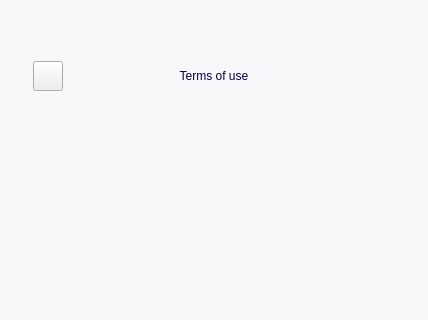
First picture: the form in forms/ui/documentpopup.ui, repository demlabs-cellframe/dap-ui-sdk, before the edit; both pictures show x 0 to 428 and y 0 to 320 of the 428 by 929 pixel window.
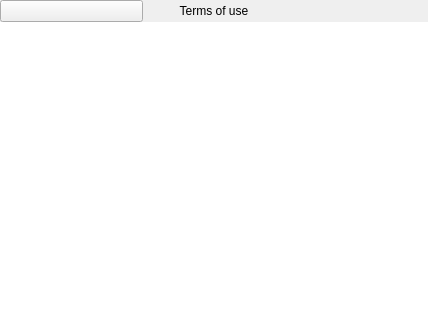
Second picture: the form after the edit. Custom widgets are drawn as their Qt base class.

Commit message: added documentpopup.ui scaling. added widget textedit.

Patch:
```diff
--- a/forms/ui/documentpopup.ui
+++ b/forms/ui/documentpopup.ui
@@ -13,6 +13,48 @@
   <property name="windowTitle">
    <string>Form</string>
   </property>
+  <layout class="QHBoxLayout" name="horizontalLayout">
+   <property name="spacing">
+    <number>0</number>
+   </property>
+   <property name="leftMargin">
+    <number>0</number>
+   </property>
+   <property name="topMargin">
+    <number>0</number>
+   </property>
+   <property name="rightMargin">
+    <number>0</number>
+   </property>
+   <property name="bottomMargin">
+    <number>0</number>
+   </property>
+   <item>
+    <widget class="KelGuiWidget" name="Background">
+     <property name="cssStyle">
+      <string>backgroundcolor</string>
+     </property>
+     <layout class="QHBoxLayout" name="horizontalLayout_2">
+      <property name="spacing">
+       <number>0</number>
+      </property>
+      <property name="leftMargin">
+       <number>0</number>
+      </property>
+      <property name="topMargin">
+       <number>0</number>
+      </property>
+      <property name="rightMargin">
+       <number>0</number>
+      </property>
+      <property name="bottomMargin">
+       <number>0</number>
+      </property>
+      <item>
+       <widget class="KelGuiWidget" name="MainWidget">
+        <property name="cssStyle">
+         <string>base-widget</string>
+        </property>
   <layout class="QVBoxLayout" name="verticalLayout">
    <property name="spacing">
     <number>0</number>
@@ -30,22 +72,16 @@
     <number>0</number>
    </property>
    <item>
-    <widget class="QWidget" name="Background" native="true">
-     <property name="styleSheet">
-      <string notr="true">#Background
-{
-background-color: #F7F8FA;
-}</string>
-     </property>
+          <widget class="KelGuiWidget" name="kelGuiWidget_3">
+           <property name="cssStyle">
+            <string>docpop-top-spacer</string>
+           </property>
+          </widget>
+         </item>
+         <item>
+          <layout class="QHBoxLayout" name="horizontalLayout_3">
+           <item>
      <widget class="KelGuiPushButton" name="btnClose">
-      <property name="geometry">
-       <rect>
-        <x>33</x>
-        <y>61</y>
-        <width>30</width>
-        <height>30</height>
-       </rect>
-      </property>
       <property name="style">
        <enum>KelGuiPushButton::Custom</enum>
       </property>
@@ -64,44 +100,42 @@
         <string>qrc:/gui/ui/asset/ic_close.png</string>
        </url>
       </property>
-     </widget>
-     <widget class="QLabel" name="label">
-      <property name="geometry">
-       <rect>
-        <x>73</x>
-        <y>62</y>
-        <width>282</width>
-        <height>28</height>
-       </rect>
-      </property>
-      <property name="styleSheet">
-       <string notr="true">color: #04004E;
-font: 24px/29px;
-font-weight: normal;
-font-style: normal;
-font-size: bold;
-font-family: 'Lato';
-background-color: rgba(0, 0, 0, 0);</string>
-      </property>
+             <property name="cssStyle" stdset="0">
+              <string>cwb_close-btn</string>
+             </property>
+            </widget>
+           </item>
+           <item>
+            <widget class="KelGuiLabel" name="label">
       <property name="text">
        <string>Terms of use</string>
       </property>
       <property name="alignment">
        <set>Qt::AlignCenter</set>
       </property>
-     </widget>
-     <widget class="QTextEdit" name="textField">
-      <property name="geometry">
-       <rect>
-        <x>33</x>
-        <y>144</y>
-        <width>363</width>
-        <height>751</height>
-       </rect>
-      </property>
-      <property name="styleSheet">
-       <string notr="true">background: rgba(0,0,0,0);</string>
-      </property>
+             <property name="cssStyle">
+              <string>docpop-title-text normalbold font24 darkblue lato</string>
+             </property>
+            </widget>
+           </item>
+           <item>
+            <widget class="KelGuiWidget" name="kelGuiWidget">
+             <property name="cssStyle">
+              <string>cwb_close-btn</string>
+             </property>
+            </widget>
+           </item>
+          </layout>
+         </item>
+         <item>
+          <widget class="KelGuiWidget" name="kelGuiWidget_2">
+           <property name="cssStyle">
+            <string>docpop-top-content-spacer</string>
+           </property>
+          </widget>
+         </item>
+         <item>
+          <widget class="KelGuiTextEdit" name="textField">
       <property name="frameShape">
        <enum>QFrame::NoFrame</enum>
       </property>
@@ -114,7 +148,22 @@
       <property name="readOnly">
        <bool>true</bool>
       </property>
-     </widget>
+           <property name="html">
+            <string>&lt;!DOCTYPE HTML PUBLIC &quot;-//W3C//DTD HTML 4.0//EN&quot; &quot;http://www.w3.org/TR/REC-html40/strict.dtd&quot;&gt;
+&lt;html&gt;&lt;head&gt;&lt;meta name=&quot;qrichtext&quot; content=&quot;1&quot; /&gt;&lt;style type=&quot;text/css&quot;&gt;
+p, li { white-space: pre-wrap; }
+&lt;/style&gt;&lt;/head&gt;&lt;body style=&quot; font-family:'Lato'; font-size:10pt; font-weight:400; font-style:normal;&quot;&gt;
+&lt;p style=&quot;-qt-paragraph-type:empty; margin-top:0px; margin-bottom:0px; margin-left:0px; margin-right:0px; -qt-block-indent:0; text-indent:0px;&quot;&gt;&lt;br /&gt;&lt;/p&gt;&lt;/body&gt;&lt;/html&gt;</string>
+           </property>
+           <property name="cssStyle">
+            <string>nobackground font14 lato darkblue normal</string>
+           </property>
+          </widget>
+         </item>
+        </layout>
+       </widget>
+      </item>
+     </layout>
     </widget>
    </item>
   </layout>
@@ -125,6 +174,22 @@
    <extends>QPushButton</extends>
    <header>kelguipushbutton.h</header>
   </customwidget>
+  <customwidget>
+   <class>KelGuiTextEdit</class>
+   <extends>QTextEdit</extends>
+   <header>kelguitextedit.h</header>
+  </customwidget>
+  <customwidget>
+   <class>KelGuiLabel</class>
+   <extends>QLabel</extends>
+   <header>kelguilabel.h</header>
+  </customwidget>
+  <customwidget>
+   <class>KelGuiWidget</class>
+   <extends>QWidget</extends>
+   <header>kelguiwidget.h</header>
+   <container>1</container>
+  </customwidget>
  </customwidgets>
  <resources/>
  <connections/>
```
Lines whose indentation alone changed are shown as unchanged. The commit also changes 8 other files.
